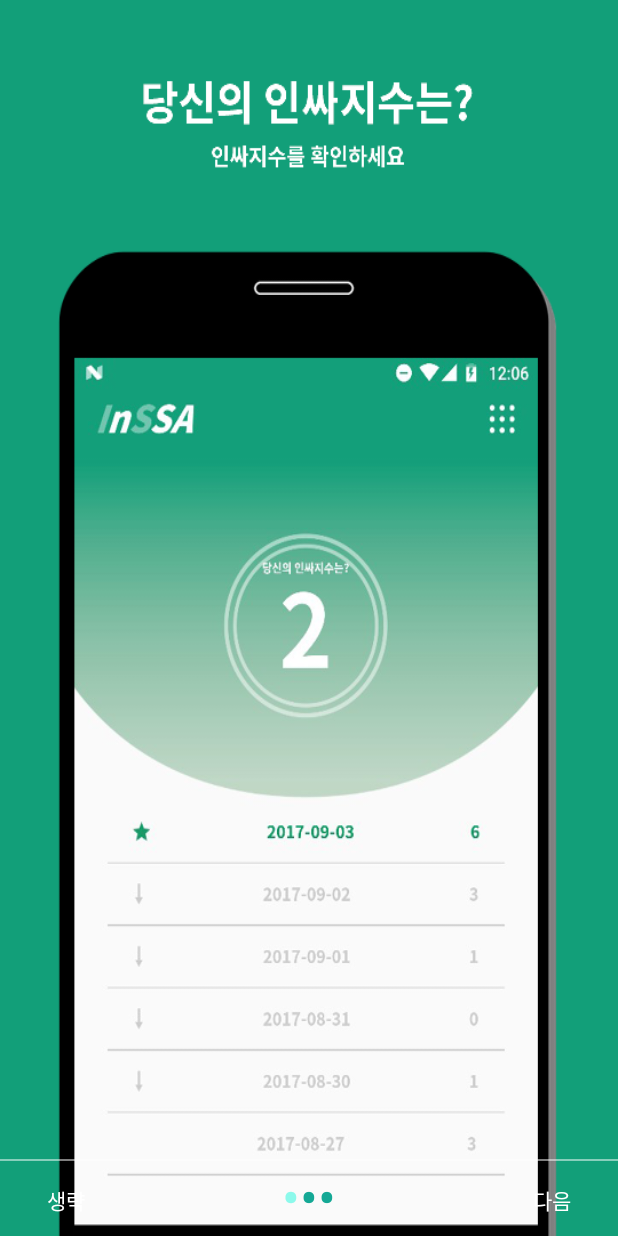
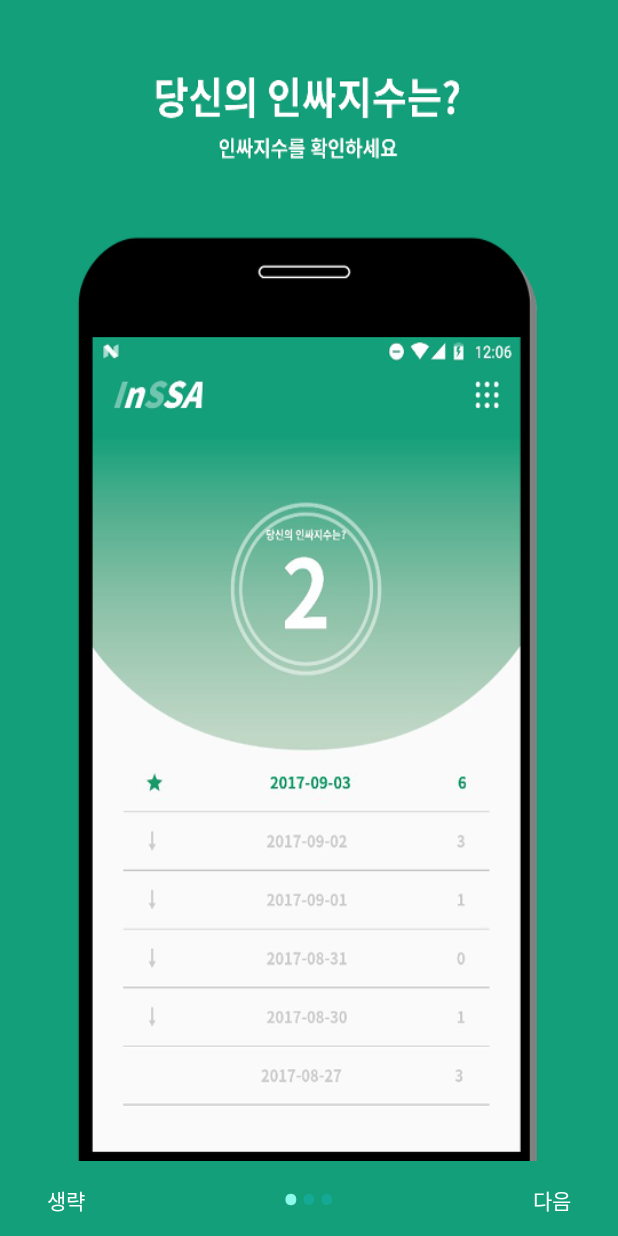
Before and after one commit to Hyunsik-Yoo/InSSA, an Android app: the screen it shows after launch (WelcomeActivity), on a phone screen of 412 x 824 dp. Run offline under Robolectric (Android 15) with nearby library versions, the phone set to English and light mode, and no system bars; Roboto replaces fonts that are not available here.

Commit message:
첫번째 출시버전

```diff
--- a/InSSA/app/build.gradle
+++ b/InSSA/app/build.gradle
@@ -7,8 +7,8 @@ android {
         applicationId "com.macgongmon.inssa"
         minSdkVersion 19
         targetSdkVersion 26
-        versionCode 7
-        versionName "1.6"
+        versionCode 9
+        versionName "1.7"
         testInstrumentationRunner "android.support.test.runner.AndroidJUnitRunner"
     }
     buildTypes {
--- a/InSSA/app/src/main/java/com/macgongmon/inssa/MainListAdapter.java
+++ b/InSSA/app/src/main/java/com/macgongmon/inssa/MainListAdapter.java
@@ -27,6 +27,7 @@ public class MainListAdapter extends BaseAdapter {
         listItems = input;
         Collections.reverse(listItems);
     }
+
 
     @Override
     public int getCount() {
@@ -96,4 +97,6 @@ public class MainListAdapter extends BaseAdapter {
 
         return convertView;
     }
+
+
 }
--- a/InSSA/app/src/main/java/com/macgongmon/inssa/WelcomeActivity.java
+++ b/InSSA/app/src/main/java/com/macgongmon/inssa/WelcomeActivity.java
@@ -77,7 +77,6 @@ public class WelcomeActivity extends Activity {
                 launchHomeScreen();
             }
         });
-
         btnNext.setOnClickListener(new View.OnClickListener() {
             @Override
             public void onClick(View v) {
--- a/InSSA/app/src/main/res/layout/activity_main.xml
+++ b/InSSA/app/src/main/res/layout/activity_main.xml
@@ -104,7 +104,7 @@
             <ListView
                 android:id="@+id/list_view"
                 android:layout_width="match_parent"
-                android:layout_height="match_parent"
+                android:layout_height="wrap_content"
                 android:divider="@drawable/list_divider"
                 android:dividerHeight="1dp"></ListView>
 
--- a/InSSA/app/src/main/res/layout/activity_welcome.xml
+++ b/InSSA/app/src/main/res/layout/activity_welcome.xml
@@ -4,29 +4,29 @@
     xmlns:tools="http://schemas.android.com/tools"
     android:layout_width="match_parent"
     android:layout_height="match_parent"
-    tools:showIn="@layout/activity_welcome">
+    >
 
 
-    <android.support.v4.view.ViewPager
-        android:id="@+id/view_pager"
-        android:layout_width="match_parent"
-        android:layout_height="match_parent" />
+
 
     <LinearLayout
         android:id="@+id/layoutDots"
         android:layout_width="match_parent"
         android:layout_height="@dimen/dots_height"
         android:layout_alignParentBottom="true"
+        android:layout_centerVertical="true"
         android:layout_marginBottom="@dimen/dots_margin_bottom"
         android:gravity="center"
-        android:orientation="horizontal"></LinearLayout>
+        android:orientation="horizontal"
+        android:background="#129f79"></LinearLayout>
 
-    <View
+    <android.support.v4.view.ViewPager
+        android:id="@+id/view_pager"
+        android:layout_above="@id/layoutDots"
         android:layout_width="match_parent"
-        android:layout_height="1dp"
-        android:alpha=".5"
-        android:layout_above="@id/layoutDots"
-        android:background="@android:color/white" />
+        android:layout_height="match_parent" />
+
+
 
     <Button
         android:id="@+id/btn_next"
--- a/InSSA/app/src/main/res/values/dimens.xml
+++ b/InSSA/app/src/main/res/values/dimens.xml
@@ -3,8 +3,8 @@
     <dimen name="activity_horizontal_margin">16dp</dimen>
     <dimen name="activity_vertical_margin">16dp</dimen>
     <dimen name="fab_margin">16dp</dimen>
-    <dimen name="dots_height">30dp</dimen>
-    <dimen name="dots_margin_bottom">20dp</dimen>
+    <dimen name="dots_height">50dp</dimen>
+    <dimen name="dots_margin_bottom">0dp</dimen>
     <dimen name="img_width_height">120dp</dimen>
     <dimen name="slide_title">30dp</dimen>
     <dimen name="slide_desc">16dp</dimen>
```
Also changed, not shown: InSSA/app/src/main/java/com/macgongmon/inssa/MainActivity.java (+21 -4 lines), InSSA/app/src/main/res/drawable-xxhdpi/welcome_slide1.png, InSSA/app/src/main/res/drawable-xxhdpi/welcome_slide2.png, InSSA/app/src/main/res/drawable-xxhdpi/welcome_slide3.png.
